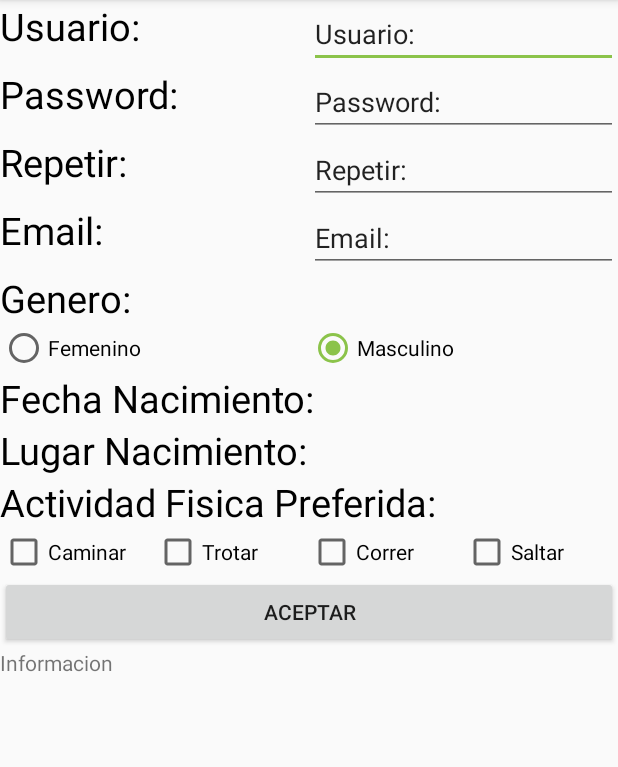
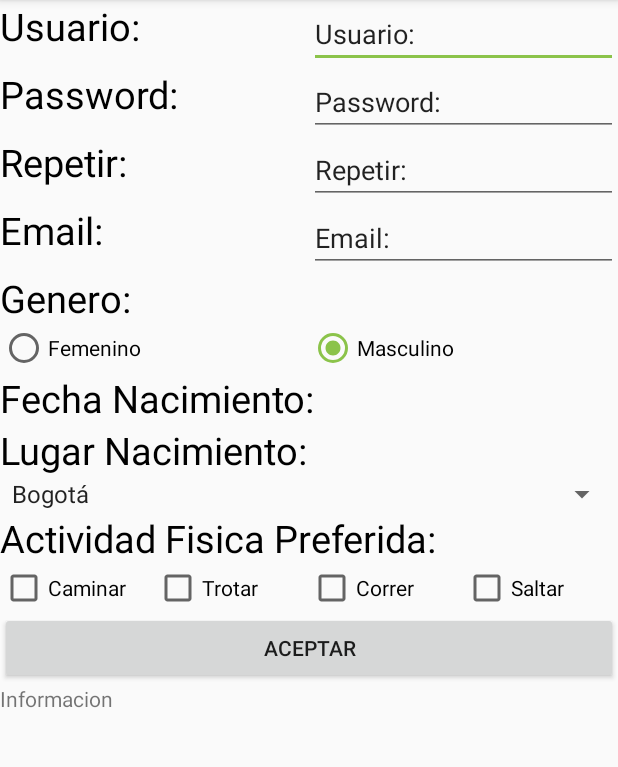
Before and after one commit to andreshurtador/Formulary, an Android app: the screen it shows after launch (MainActivity), on a phone screen of 412 x 824 dp, the part 84-851 px from its top. Run offline under Robolectric (Android 15) with nearby library versions, the phone set to English and light mode, and no system bars.

Commit message:
Version con interfaz lista, falta implementar datepicker

```diff
--- a/app/src/main/java/com/therock/formulario/MainActivity.java
+++ b/app/src/main/java/com/therock/formulario/MainActivity.java
@@ -28,7 +28,7 @@ public class MainActivity extends AppCompatActivity {
     private Button bAceptar;
     private TextView tInformacion, tFecha;
     private String CiudadElegida= " ", User= " ", Password= " ", Repetir= " ", Email= " ", Genero= " ", Actividades = " ", Fecha= " ";
-
+    private Spinner sCiudades;
 
     @Override
     protected void onCreate(Bundle savedInstanceState) {
@@ -48,6 +48,26 @@ public class MainActivity extends AppCompatActivity {
         bAceptar = (Button) findViewById(R.id.bAceptar);
         tInformacion = (TextView) findViewById(R.id.tInformacion);
         tFecha = (TextView) findViewById(R.id.tFecha);
+        sCiudades = (Spinner) findViewById(R.id.sCiudades);
+
+        ArrayAdapter<CharSequence> adapter = ArrayAdapter.createFromResource(this,
+                R.array.ciudades, android.R.layout.simple_spinner_item);
+
+        adapter.setDropDownViewResource(android.R.layout.simple_spinner_dropdown_item);
+        sCiudades.setAdapter(adapter);
+
+        sCiudades.setOnItemSelectedListener(new AdapterView.OnItemSelectedListener() {
+            @Override
+            public void onItemSelected(AdapterView<?> adapterView, View view, int i, long l) {
+                CiudadElegida = adapterView.getItemAtPosition(i).toString();
+            }
+
+            @Override
+            public void onNothingSelected(AdapterView<?> adapterView) {
+
+            }
+        });
+
 
     }
 
--- a/app/src/main/res/layout/activity_main.xml
+++ b/app/src/main/res/layout/activity_main.xml
@@ -167,14 +167,26 @@
                 android:layout_weight="1">
 
                 <TextView
-                    android:layout_width="0dp"
-                    android:layout_height="match_parent"
+                    android:layout_width="wrap_content"
+                    android:layout_height="wrap_content"
                     android:layout_weight="1"
                     android:text="@string/lugar"
                     android:textColor="@color/black"
                     android:textSize="25sp" />
 
+            </LinearLayout>
 
+            <LinearLayout
+                android:layout_width="match_parent"
+                android:layout_height="0dp"
+                android:layout_weight="1">
+
+                <Spinner
+                    android:id="@+id/sCiudades"
+                    android:layout_width="0dp"
+                    android:layout_weight="1"
+                    android:layout_height="wrap_content"
+                    />
             </LinearLayout>
 
             <LinearLayout
```
